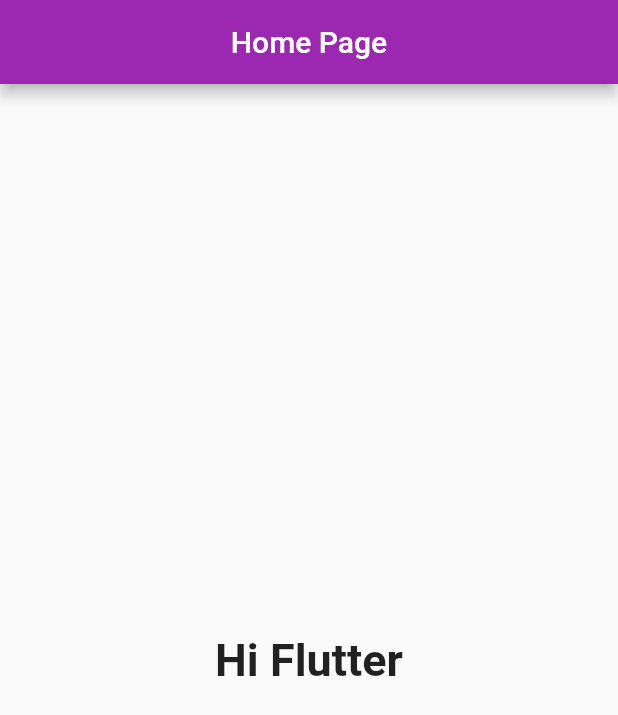
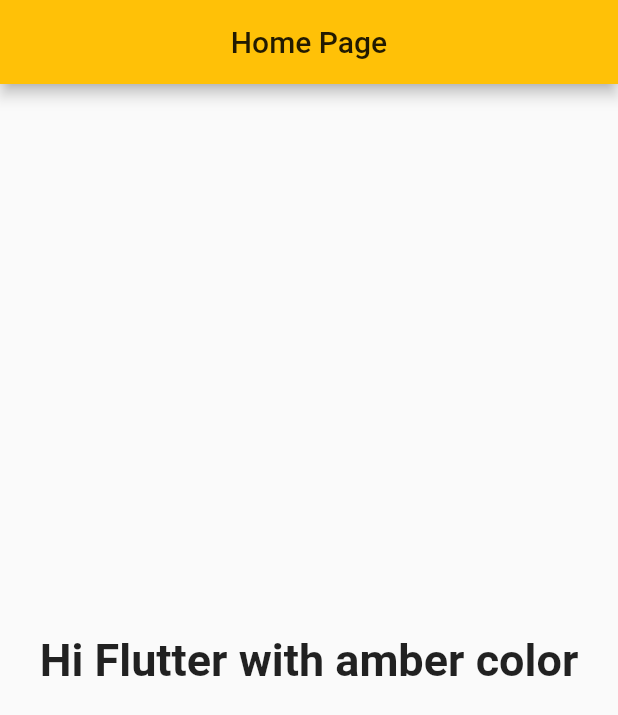
Before and after one commit to ventocilla/test_flutter_app, a Flutter app: the screen it shows after launch, on a phone screen of 412 x 824 dp. Shown: the top 715 px of the screen. Run offline on Flutter 3.47's test engine with Material 2 defaults, Android fonts, the phone set to English and light mode, and no system bars.

Commit message:
updated amber color

```diff
--- a/lib/home_page.dart
+++ b/lib/home_page.dart
@@ -9,8 +9,7 @@ class HomePage extends StatelessWidget {
         centerTitle: true,
       ),
       body: Center(
-        child: Text('Hi Flutter',
-            style: TextStyle(fontSize: 30, fontWeight: FontWeight.bold)),
+        child: Text('Hi Flutter with amber color', style: TextStyle(fontSize: 30, fontWeight: FontWeight.bold)),
       ),
     );
   }
--- a/lib/main.dart
+++ b/lib/main.dart
@@ -12,7 +12,7 @@ class MyApp extends StatelessWidget {
     return MaterialApp(
       title: 'Flutter Demo',
       theme: ThemeData(
-        primarySwatch: Colors.purple,
+        primarySwatch: Colors.amber,
         visualDensity: VisualDensity.adaptivePlatformDensity,
       ),
       home: HomePage(),
```
Also changed, not shown: 2 other files.
